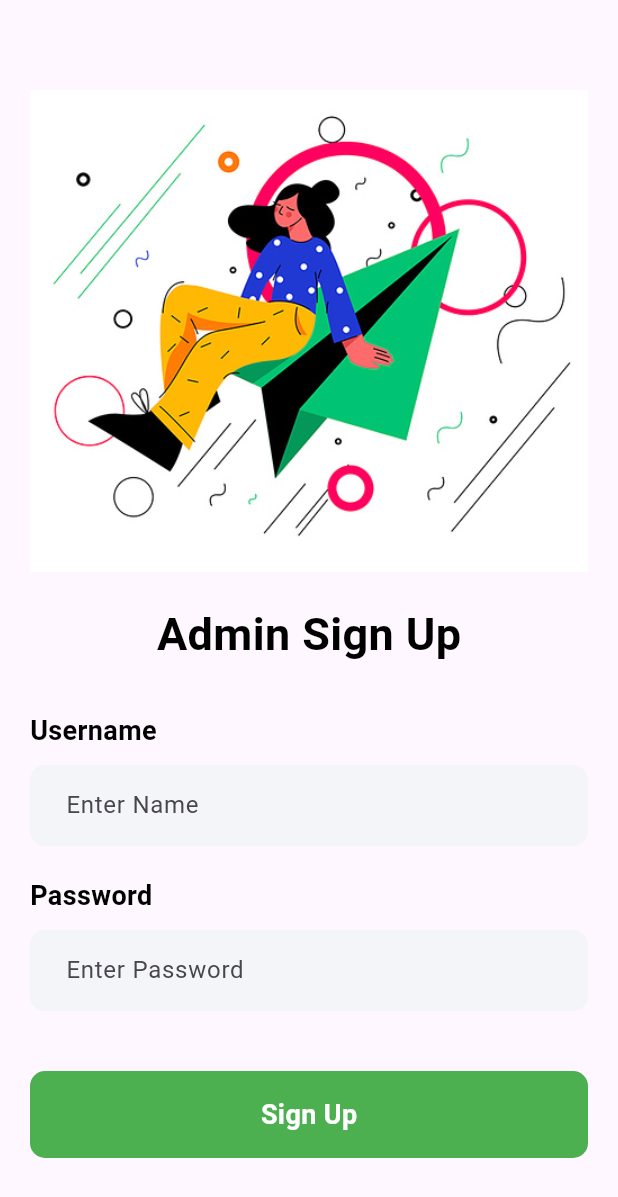
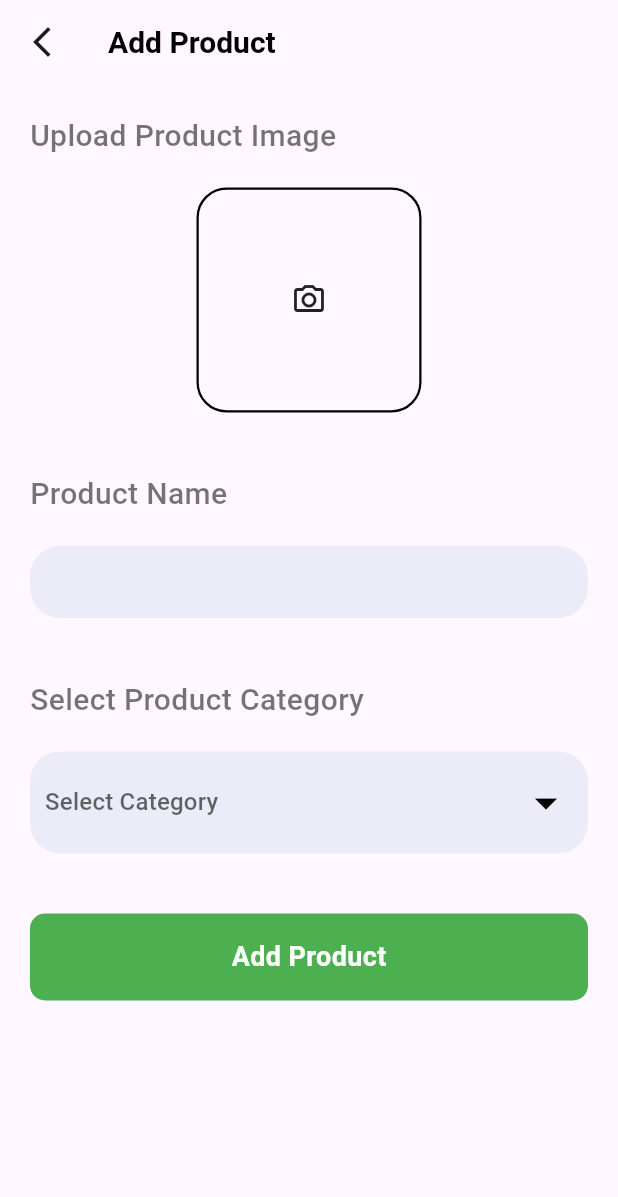
Before and after one commit to krish-solanki/eKart, a Flutter app: the screen it shows after launch, on a phone screen of 412 x 824 dp. Shown: the top 1197 px of the screen. Run offline on Flutter 3.47's test engine with Material 3 defaults, Android fonts, the phone set to English and light mode, and no system bars; our stand-ins replace curved_navigation_bar, image_picker, random_string, supabase_flutter; accounts and stored records are empty.

Commit message:
Add Product Done

```diff
--- /dev/null
+++ b/lib/Admin/add_product.dart
@@ -0,0 +1,252 @@
+// admin/add_produc.dart
+
+import 'dart:io';
+import 'dart:math';
+import 'package:flutter/material.dart';
+import 'package:image_picker/image_picker.dart';
+import 'package:mime/mime.dart';
+import 'package:random_string/random_string.dart';
+import 'package:shopping_app/widget/support_widget.dart';
+import 'package:supabase_flutter/supabase_flutter.dart';
+import 'package:uuid/uuid.dart';
+import 'package:path/path.dart' as paths;
+
+class AddProduct extends StatefulWidget {
+  const AddProduct({super.key});
+
+  @override
+  State<AddProduct> createState() => _AddProductState();
+}
+
+class _AddProductState extends State<AddProduct> {
+  final ImagePicker _picker = ImagePicker();
+  TextEditingController nameController = new TextEditingController();
+  File? selectedImage;
+  String? selectedCategory;
+  Future getImage() async {
+    var image = await _picker.pickImage(source: ImageSource.gallery);
+    setState(() {
+      selectedImage = File(image!.path);
+    });
+  }
+
+  uploadItem() async {
+    if (selectedImage != null &&
+        nameController != "" &&
+        selectedCategory != null) {
+      showDialog(
+        context: context,
+        barrierDismissible: false,
+        builder: (context) => const Center(child: CircularProgressIndicator()),
+      );
+      if (selectedImage != null) {
+        final supabase = Supabase.instance.client;
+        final bucket = supabase.storage.from('product-images');
+
+        final fileBytes = await selectedImage?.readAsBytes();
+        final fileExtension = paths.extension(selectedImage!.path);
+        final fileName = const Uuid().v4() + fileExtension;
+        final mimeType = lookupMimeType(selectedImage!.path);
+
+        try {
+          final response = await bucket.uploadBinary(
+            'uploads/$fileName',
+            fileBytes!,
+            fileOptions: FileOptions(contentType: mimeType),
+          );
+
+          final publicUrl = bucket.getPublicUrl('uploads/$fileName');
+          await insertInTable(publicUrl);
+        } on StorageException catch (e) {
+          ScaffoldMessenger.of(context).showSnackBar(
+            SnackBar(content: Text("Upload failed: ${e.message}")),
+          );
+        }
+      }
+    } else {
+      ScaffoldMessenger.of(
+        context,
+      ).showSnackBar(SnackBar(content: Text("Please Fill All Category")));
+    }
+  }
+
+  insertInTable(String url) async {
+    final supabase = Supabase.instance.client;
+
+    debugPrint("Image Url ${url}");
+    try {
+      final response = await supabase.from('products').insert({
+        'name': nameController.text.trim(),
+        'category': selectedCategory,
+        'image_url': url, // Save image URL
+      });
+      debugPrint('Responces: ${response}');
+      ScaffoldMessenger.of(context).showSnackBar(
+        const SnackBar(content: Text('Product Added Sucessfully')),
+      );
+      await Future.delayed(Duration(milliseconds: 500));
+      setState(() {
+        selectedCategory = null;
+        selectedImage = null;
+        nameController.text = "";
+      });
+    } on PostgrestException catch (e) {
+      debugPrint('Insert failed: ${e.message}');
+      ScaffoldMessenger.of(
+        context,
+      ).showSnackBar(SnackBar(content: Text("Insert failed: ${e.message}")));
+    } catch (e) {
+      debugPrint('Unexpected Error: $e');
+      ScaffoldMessenger.of(context).showSnackBar(
+        const SnackBar(content: Text("An unexpected error occurred")),
+      );
+    }
+  }
+
+  final List<String> categoryItem = ['Watch', 'Laptop', 'TV', 'Headphones'];
+  @override
+  Widget build(BuildContext context) {
+    return Scaffold(
+      appBar: AppBar(
+        leading: GestureDetector(
+          onTap: () {
+            Navigator.pop(context);
+          },
+          child: Icon(Icons.arrow_back_ios_new_outlined),
+        ),
+        title: Text('Add Product', style: AppWidget.semiboldTetField()),
+      ),
+      body: Container(
+        margin: EdgeInsets.only(left: 20, top: 20, right: 20),
+        child: Column(
+          crossAxisAlignment: CrossAxisAlignment.start,
+          children: [
+            Text(
+              'Upload Product Image',
+              style: AppWidget.lightTextFieldStyle(),
+            ),
+            SizedBox(height: 20),
+            selectedImage == null
+                ? GestureDetector(
+                    onTap: () => getImage(),
+                    child: Center(
+                      child: Container(
+                        height: 150,
+                        width: 150,
+                        decoration: BoxDecoration(
+                          border: Border.all(color: Colors.black, width: 1.5),
+                          borderRadius: BorderRadius.circular(20),
+                        ),
+                        child: Icon(Icons.camera_alt_outlined),
+                      ),
+                    ),
+                  )
+                : Material(
+                    elevation: 4,
+                    borderRadius: BorderRadius.circular(20),
+                    child: Center(
+                      child: Container(
+                        height: 150,
+                        width: 150,
+                        decoration: BoxDecoration(
+                          border: Border.all(color: Colors.black, width: 1.5),
+                          borderRadius: BorderRadius.circular(20),
+                        ),
+                        child: ClipRRect(
+                          borderRadius: BorderRadius.circular(20),
+                          child: Image.file(selectedImage!, fit: BoxFit.cover),
+                        ),
+                      ),
+                    ),
+                  ),
+            SizedBox(height: 40),
+            Text('Product Name', style: AppWidget.lightTextFieldStyle()),
+            SizedBox(height: 20),
+            Container(
+              padding: EdgeInsets.symmetric(horizontal: 20),
+              width: MediaQuery.of(context).size.width,
+              decoration: BoxDecoration(
+                color: Color(0xFFececf8),
+                borderRadius: BorderRadius.circular(20),
+              ),
+              child: TextFormField(
+                validator: (value) {
+                  if (value == null) {
+                    return 'Please enter name';
+                  } else if (value.length < 3) {
+                    return "Write Atleast 3 charater name";
+                  }
+                },
+                controller: nameController,
+                decoration: InputDecoration(border: InputBorder.none),
+              ),
+            ),
+            SizedBox(height: 40),
+            Text(
+              'Select Product Category',
+              style: AppWidget.lightTextFieldStyle(),
+            ),
+            SizedBox(height: 20),
+            Container(
+              padding: EdgeInsets.symmetric(horizontal: 10, vertical: 10),
+              width: MediaQuery.of(context).size.width,
+              decoration: BoxDecoration(
+                color: Color(0xFFececf8),
+                borderRadius: BorderRadius.circular(20),
+              ),
+              child: DropdownButtonHideUnderline(
+                child: DropdownButton<String>(
+                  items: categoryItem
+                      .map(
+                        (item) => DropdownMenuItem(
+                          value: item,
+                          child: Text(
+                            item,
+                            style: AppWidget.semiboldTetField(),
+                          ),
+                        ),
+                      )
+                      .toList(),
+                  onChanged: (String? newValue) {
+                    setState(() {
+                      selectedCategory = newValue;
+                    });
+                  },
+                  dropdownColor: Colors.white,
+                  hint: const Text('Select Category'),
+                  iconSize: 36,
+                  icon: const Icon(Icons.arrow_drop_down, color: Colors.black),
+                  value: selectedCategory,
+                ),
+              ),
+            ),
+            SizedBox(height: 40),
+            GestureDetector(
+              onTap: () => uploadItem(),
+              child: Center(
+                child: Container(
+                  width: MediaQuery.of(context).size.width,
+                  padding: const EdgeInsets.all(16),
+                  decoration: BoxDecoration(
+                    color: Colors.green,
+                    borderRadius: BorderRadius.circular(10),
+                  ),
+                  child: const Center(
+                    child: Text(
+                      'Add Product',
+                      style: TextStyle(
+                        color: Colors.white,
+                        fontSize: 18,
+                        fontWeight: FontWeight.bold,
+                      ),
+                    ),
+                  ),
+                ),
+              ),
+            ),
+          ],
+        ),
+      ),
+    );
+  }
+}
--- a/lib/main.dart
+++ b/lib/main.dart
@@ -1,4 +1,5 @@
 import 'package:flutter/material.dart';
+import 'package:shopping_app/Admin/add_product.dart';
 import 'package:shopping_app/Admin/admin_home.dart';
 import 'package:shopping_app/Admin/admin_login.dart';
 import 'package:shopping_app/pages/bottom_nav.dart';
@@ -34,6 +35,6 @@ class MainApp extends StatelessWidget {
 
   @override
   Widget build(BuildContext context) {
-    return MaterialApp(home: AdminLogin());
+    return MaterialApp(home: AddProduct());
   }
 }
--- a/pubspec.yaml
+++ b/pubspec.yaml
@@ -9,9 +9,13 @@ environment:
 dependencies:
   flutter:
     sdk: flutter
-  supabase_flutter: ^2.9.1
+  supabase_flutter:
   image_picker:
   curved_navigation_bar:
+  random_string:
+  path:
+  mime:
+  uuid:
 
 
   cupertino_icons: ^1.0.8
```
Also changed, not shown: lib/pages/signup.dart (+35 -43 lines), pubspec.lock.
